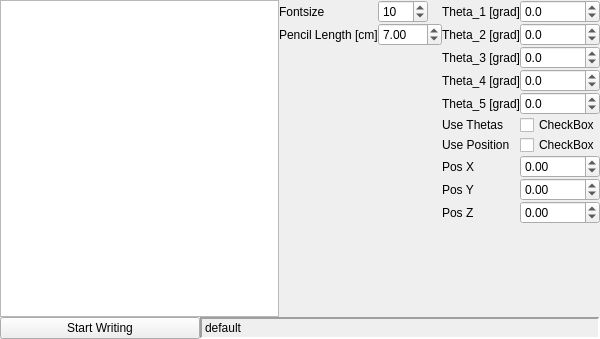
The window that workspace/src/youbot_rw_rqt_gui/resource/YouBotGui_widget.ui (Black-Devil/YouBot_RW) describes before a commit, drawn with Qt 5.
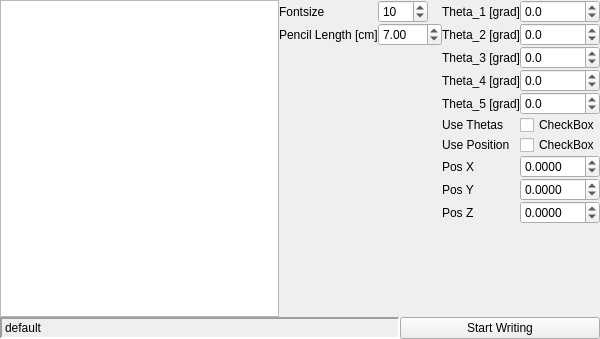
The same window after the commit.

Commit message: GUI geringfügig angepasst; schnelligkeitsfehler in angle constrains behoben; --> winkel beschränkungen sind korrekt!

```diff
--- a/workspace/src/youbot_rw_rqt_gui/resource/YouBotGui_widget.ui
+++ b/workspace/src/youbot_rw_rqt_gui/resource/YouBotGui_widget.ui
@@ -265,6 +265,9 @@
        </item>
        <item row="7" column="1">
         <widget class="QDoubleSpinBox" name="pos_x_doubleSpinBox">
+         <property name="decimals">
+          <number>4</number>
+         </property>
          <property name="minimum">
           <double>-5.000000000000000</double>
          </property>
@@ -281,6 +284,9 @@
        </item>
        <item row="8" column="1">
         <widget class="QDoubleSpinBox" name="pos_y_doubleSpinBox">
+         <property name="decimals">
+          <number>4</number>
+         </property>
          <property name="minimum">
           <double>-5.000000000000000</double>
          </property>
@@ -294,6 +300,9 @@
        </item>
        <item row="9" column="1">
         <widget class="QDoubleSpinBox" name="pos_z_doubleSpinBox">
+         <property name="decimals">
+          <number>4</number>
+         </property>
          <property name="minimum">
           <double>-5.000000000000000</double>
          </property>
@@ -311,6 +320,31 @@
    </item>
    <item>
     <layout class="QHBoxLayout" name="status_bar_layout">
+     <item>
+      <widget class="QLabel" name="status_label">
+       <property name="maximumSize">
+        <size>
+         <width>800</width>
+         <height>16777215</height>
+        </size>
+       </property>
+       <property name="toolTip">
+        <string>Date and time of the playhead</string>
+       </property>
+       <property name="frameShape">
+        <enum>QFrame::Panel</enum>
+       </property>
+       <property name="frameShadow">
+        <enum>QFrame::Sunken</enum>
+       </property>
+       <property name="lineWidth">
+        <number>2</number>
+       </property>
+       <property name="text">
+        <string>default</string>
+       </property>
+      </widget>
+     </item>
      <item>
       <widget class="QPushButton" name="write_button">
        <property name="maximumSize">
@@ -339,31 +373,6 @@
        </property>
       </widget>
      </item>
-     <item>
-      <widget class="QLabel" name="status_label">
-       <property name="maximumSize">
-        <size>
-         <width>800</width>
-         <height>16777215</height>
-        </size>
-       </property>
-       <property name="toolTip">
-        <string>Date and time of the playhead</string>
-       </property>
-       <property name="frameShape">
-        <enum>QFrame::Panel</enum>
-       </property>
-       <property name="frameShadow">
-        <enum>QFrame::Sunken</enum>
-       </property>
-       <property name="lineWidth">
-        <number>2</number>
-       </property>
-       <property name="text">
-        <string>default</string>
-       </property>
-      </widget>
-     </item>
     </layout>
    </item>
   </layout>
```
Left out of the diff: 6 changed lines with no effect on the pictures. The commit also changes 2 other files.
